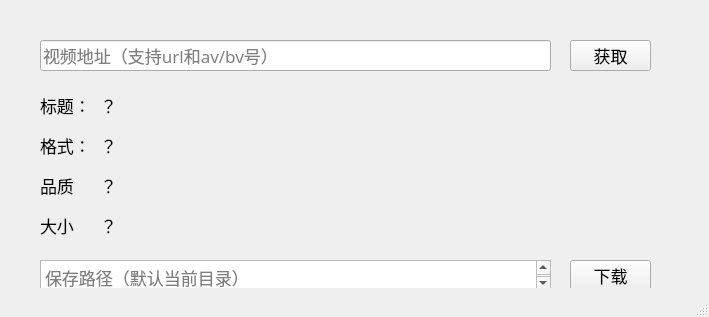
This is main.ui in Joxos/bilibili_download_manager as Qt 5 draws it before an edit. The edited form follows.
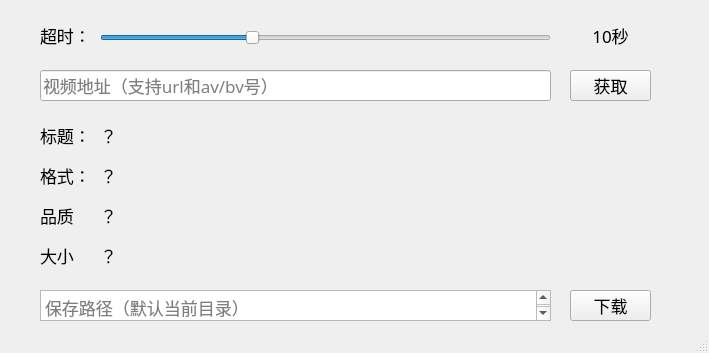
This is the edited form.

Commit message: add slider to control timeout

Diff of the .ui file:
```diff
--- a/main.ui
+++ b/main.ui
@@ -7,7 +7,7 @@
     <x>0</x>
     <y>0</y>
     <width>709</width>
-    <height>317</height>
+    <height>353</height>
    </rect>
   </property>
   <property name="font">
@@ -24,7 +24,7 @@
     <property name="geometry">
      <rect>
       <x>570</x>
-      <y>260</y>
+      <y>290</y>
       <width>81</width>
       <height>31</height>
      </rect>
@@ -43,7 +43,7 @@
     <property name="geometry">
      <rect>
       <x>570</x>
-      <y>40</y>
+      <y>70</y>
       <width>81</width>
       <height>31</height>
      </rect>
@@ -62,7 +62,7 @@
     <property name="geometry">
      <rect>
       <x>40</x>
-      <y>90</y>
+      <y>120</y>
       <width>51</width>
       <height>31</height>
      </rect>
@@ -81,7 +81,7 @@
     <property name="geometry">
      <rect>
       <x>40</x>
-      <y>130</y>
+      <y>160</y>
       <width>51</width>
       <height>31</height>
      </rect>
@@ -100,7 +100,7 @@
     <property name="geometry">
      <rect>
       <x>100</x>
-      <y>130</y>
+      <y>160</y>
       <width>451</width>
       <height>31</height>
      </rect>
@@ -113,7 +113,7 @@
     <property name="geometry">
      <rect>
       <x>40</x>
-      <y>260</y>
+      <y>290</y>
       <width>511</width>
       <height>31</height>
      </rect>
@@ -132,7 +132,7 @@
     <property name="geometry">
      <rect>
       <x>40</x>
-      <y>40</y>
+      <y>70</y>
       <width>511</width>
       <height>31</height>
      </rect>
@@ -145,7 +145,7 @@
     <property name="geometry">
      <rect>
       <x>40</x>
-      <y>210</y>
+      <y>240</y>
       <width>51</width>
       <height>31</height>
      </rect>
@@ -164,7 +164,7 @@
     <property name="geometry">
      <rect>
       <x>100</x>
-      <y>210</y>
+      <y>240</y>
       <width>451</width>
       <height>31</height>
      </rect>
@@ -177,7 +177,7 @@
     <property name="geometry">
      <rect>
       <x>40</x>
-      <y>170</y>
+      <y>200</y>
       <width>51</width>
       <height>31</height>
      </rect>
@@ -196,7 +196,7 @@
     <property name="geometry">
      <rect>
       <x>100</x>
-      <y>170</y>
+      <y>200</y>
       <width>451</width>
       <height>31</height>
      </rect>
@@ -209,7 +209,7 @@
     <property name="geometry">
      <rect>
       <x>100</x>
-      <y>90</y>
+      <y>120</y>
       <width>451</width>
       <height>31</height>
      </rect>
@@ -218,6 +218,75 @@
      <string>？</string>
     </property>
    </widget>
+   <widget class="QLabel" name="label_4">
+    <property name="geometry">
+     <rect>
+      <x>40</x>
+      <y>20</y>
+      <width>51</width>
+      <height>31</height>
+     </rect>
+    </property>
+    <property name="font">
+     <font>
+      <family>微软雅黑</family>
+      <pointsize>13</pointsize>
+     </font>
+    </property>
+    <property name="text">
+     <string>超时：</string>
+    </property>
+   </widget>
+   <widget class="QSlider" name="timeout">
+    <property name="geometry">
+     <rect>
+      <x>100</x>
+      <y>30</y>
+      <width>451</width>
+      <height>16</height>
+     </rect>
+    </property>
+    <property name="minimum">
+     <number>5</number>
+    </property>
+    <property name="maximum">
+     <number>20</number>
+    </property>
+    <property name="value">
+     <number>10</number>
+    </property>
+    <property name="orientation">
+     <enum>Qt::Horizontal</enum>
+    </property>
+    <property name="invertedAppearance">
+     <bool>false</bool>
+    </property>
+    <property name="invertedControls">
+     <bool>false</bool>
+    </property>
+   </widget>
+   <widget class="QLabel" name="timeout_value">
+    <property name="geometry">
+     <rect>
+      <x>570</x>
+      <y>20</y>
+      <width>81</width>
+      <height>31</height>
+     </rect>
+    </property>
+    <property name="font">
+     <font>
+      <family>微软雅黑</family>
+      <pointsize>13</pointsize>
+     </font>
+    </property>
+    <property name="text">
+     <string>10秒</string>
+    </property>
+    <property name="alignment">
+     <set>Qt::AlignCenter</set>
+    </property>
+   </widget>
   </widget>
   <widget class="QStatusBar" name="statusbar"/>
  </widget>
```
The commit also changes 1 other file.
